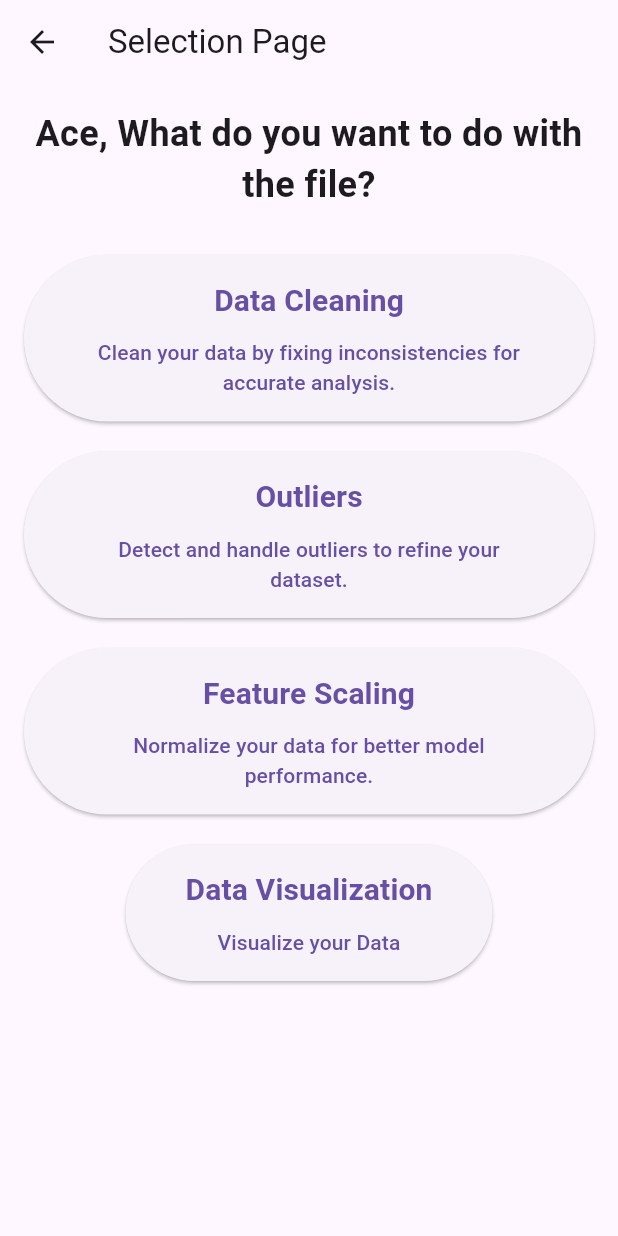
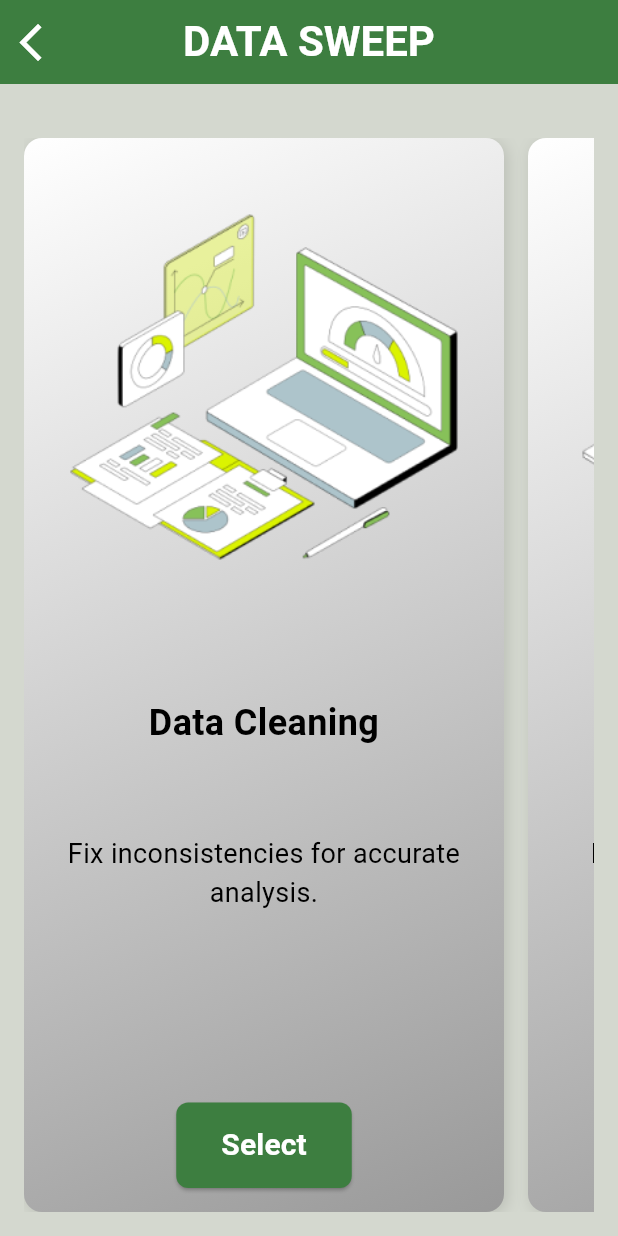
Before and after one commit to AcePenaflorida/Data-Sweep, a Flutter app: the SelectionPages screen opened directly with empty values, on a phone screen of 412 x 824 dp. Run offline on Flutter 3.47's test engine with Material 3 defaults, Android fonts, the phone set to English and light mode, and no system bars; our stand-ins replace csv, file_picker, permission_handler.

Commit message:
selection page changes

```diff
--- a/data_sweep/lib/selection_page.dart
+++ b/data_sweep/lib/selection_page.dart
@@ -23,24 +23,45 @@ class SelectionPages extends StatelessWidget {
   Widget build(BuildContext context) {
     return Scaffold(
       appBar: AppBar(
-        title: Text("Selection Page"),
+        title: const Text(
+          "DATA SWEEP",
+          style: TextStyle(
+            fontFamily: 'Roboto',
+            fontWeight: FontWeight.bold,
+            fontSize: 28,
+            color: Colors.white,
           ),
-      body: Padding(
+        ),
+        centerTitle: true,
+        backgroundColor: const Color.fromARGB(255, 61, 126, 64),
+        elevation: 0,
+        leading: IconButton(
+          icon: const Icon(Icons.arrow_back_ios,
+          size: 30,
+          color: Colors.white),
+          onPressed: () {
+            Navigator.pop(context);
+          },
+        ),
+      ),
+      body: Container(
+        color: const Color.fromARGB(255, 212, 216, 207),
+        child: Padding(
           padding: const EdgeInsets.all(16.0),
           child: Column(
-          crossAxisAlignment: CrossAxisAlignment.center,
+            crossAxisAlignment: CrossAxisAlignment.start,
             children: [
-            Text(
-              "Ace, What do you want to do with the file?",
-              style: TextStyle(
-                fontWeight: FontWeight.bold,
-                fontSize: 24,
-              ),
-              textAlign: TextAlign.center,
-            ),
-            SizedBox(height: 30),
-            ElevatedButton(
-              onPressed: () {
+              SizedBox(height: 20),
+              Expanded(
+                child: ListView(
+                  scrollDirection: Axis.horizontal,
+                  children: [
+                    _buildCard(
+                      context,
+                      "assets/DataCleaning.png",
+                      "Fix inconsistencies for accurate analysis.",
+                      "Data Cleaning",
+                      () {
                         Navigator.push(
                           context,
                           MaterialPageRoute(
@@ -54,61 +75,31 @@ class SelectionPages extends StatelessWidget {
                           ),
                         );
                       },
-              child: Padding(
-                padding: const EdgeInsets.all(16.0),
-                child: Column(
-                  children: [
-                    Text(
-                      "Data Cleaning",
-                      style:
-                          TextStyle(fontSize: 20, fontWeight: FontWeight.bold),
                     ),
-                    SizedBox(height: 10),
-                    Text(
-                      "Clean your data by fixing inconsistencies for accurate analysis.",
-                      textAlign: TextAlign.center,
-                    ),
-                  ],
-                ),
-              ),
-            ),
-            SizedBox(height: 20),
-            ElevatedButton(
-              onPressed: () {
+                    _buildCard(
+                      context,
+                      "assets/HandleOutliers.png",
+                      "Detect and handle outliers to refine your dataset.",
+                      "Outliers",
+                      () {
                         Navigator.push(
                           context,
                           MaterialPageRoute(
                             builder: (context) => OutliersPage(
-                      // NOT SURE KUNG ANO NEED MO. **PERA :<** dejok HHHAHA
-                      //Gawa nalng u ng function sa outlierspage para madiregard ang hindi numerical
                               csvData: csvData,
                               columns: columns,
-                      classifications: classifications, //CATEGORIES PER COLUMN
+                              classifications: classifications,
                             ),
                           ),
                         );
                       },
-              child: Padding(
-                padding: const EdgeInsets.all(16.0),
-                child: Column(
-                  children: [
-                    Text(
-                      "Outliers",
-                      style:
-                          TextStyle(fontSize: 20, fontWeight: FontWeight.bold),
                     ),
-                    SizedBox(height: 10),
-                    Text(
-                      "Detect and handle outliers to refine your dataset.",
-                      textAlign: TextAlign.center,
-                    ),
-                  ],
-                ),
-              ),
-            ),
-            SizedBox(height: 20),
-            ElevatedButton(
-              onPressed: () {
+                    _buildCard(
+                      context,
+                      "assets/FeatureScaling.png",
+                      "Normalize your data for better model performance.",
+                      "Feature Scaling",
+                      () {
                         Navigator.push(
                           context,
                           MaterialPageRoute(
@@ -120,27 +111,13 @@ class SelectionPages extends StatelessWidget {
                           ),
                         );
                       },
-              child: Padding(
-                padding: const EdgeInsets.all(16.0),
-                child: Column(
-                  children: [
-                    Text(
-                      "Feature Scaling",
-                      style:
-                          TextStyle(fontSize: 20, fontWeight: FontWeight.bold),
                     ),
-                    SizedBox(height: 10),
-                    Text(
-                      "Normalize your data for better model performance.",
-                      textAlign: TextAlign.center,
-                    ),
-                  ],
-                ),
-              ),
-            ),
-            SizedBox(height: 20),
-            ElevatedButton(
-              onPressed: () {
+                    _buildCard(
+                      context,
+                      "assets/DataVisualization.png",
+                      "Visualize your data.",
+                      "Data Visualization",
+                      () {
                         Navigator.push(
                           context,
                           MaterialPageRoute(
@@ -152,21 +129,86 @@ class SelectionPages extends StatelessWidget {
                           ),
                         );
                       },
+                    ),
+                  ],
+                ),
+              ),
+            ],
+          ),
+        ),
+      ),
+    );
+  }
+
+  Widget _buildCard(
+    BuildContext context,
+    String imagePath,
+    String description,
+    String title,
+    VoidCallback onPressed,
+  ) {
+    return Container(
+      width: 320,
+      margin: EdgeInsets.only(right: 16),
+      decoration: BoxDecoration(
+        gradient: LinearGradient(
+          colors: [Colors.white, Color(0xFF999999)],
+          begin: Alignment.topLeft,
+          end: Alignment.bottomRight,
+        ),
+        borderRadius: BorderRadius.circular(12),
+        boxShadow: [
+          BoxShadow(
+            color: Colors.black12,
+            blurRadius: 8,
+            offset: Offset(2, 2),
+          ),
+        ],
+      ),
       child: Padding(
         padding: const EdgeInsets.all(16.0),
         child: Column(
+          mainAxisAlignment: MainAxisAlignment.spaceBetween,
           children: [
+            Image.asset(
+              imagePath,
+              height: 300,
+              fit: BoxFit.contain,
+            ),
             Text(
-                      "Data Visualization",
-                      style:
-                          TextStyle(fontSize: 20, fontWeight: FontWeight.bold),
+              title,
+              style: TextStyle(
+                fontSize: 24,
+                fontWeight: FontWeight.bold,
+                color: Colors.black,
               ),
-                    SizedBox(height: 10),
-                    Text(
-                      "Visualize your Data",
               textAlign: TextAlign.center,
             ),
-                  ],
+            Text(
+              description,
+              style: TextStyle(
+                fontSize: 18,
+                color: Colors.black,
+              ),
+              textAlign: TextAlign.center,
+            ),
+            SizedBox(height: 12),
+            ElevatedButton(
+              onPressed: onPressed,
+              style: ElevatedButton.styleFrom(
+                backgroundColor: const Color.fromARGB(255, 61, 126, 64),
+                padding: const EdgeInsets.symmetric(vertical: 14, horizontal: 30),
+                shape: RoundedRectangleBorder(
+                  borderRadius: BorderRadius.circular(8.0),
+                ),
+              ),
+              child: const Text(
+                "Select",
+                style: TextStyle(
+                  fontSize: 20,
+                  fontWeight: FontWeight.bold,
+                  fontFamily: 'Roboto',
+                  color: Colors.white,
                 ),
               ),
             ),
--- a/data_sweep/pubspec.yaml
+++ b/data_sweep/pubspec.yaml
@@ -69,6 +69,11 @@ flutter_icons:
 flutter:
   assets:
     - assets/Grizz.jpg
+    - assets/DataCleaning.png
+    - assets/DataVisualization.png
+    - assets/FeatureScaling.png
+    - assets/HandleOutliers.png
+
   # The following line ensures that the Material Icons font is
   # included with your application, so that you can use the icons in
   # the material Icons class.
```
Also changed, not shown: data_sweep/assets/DataCleaning.png (added), data_sweep/assets/DataVisualization.png (added), data_sweep/assets/FeatureScaling.png (added), data_sweep/assets/HandleOutliers.png (added). Lines whose indentation alone changed are shown as unchanged.
